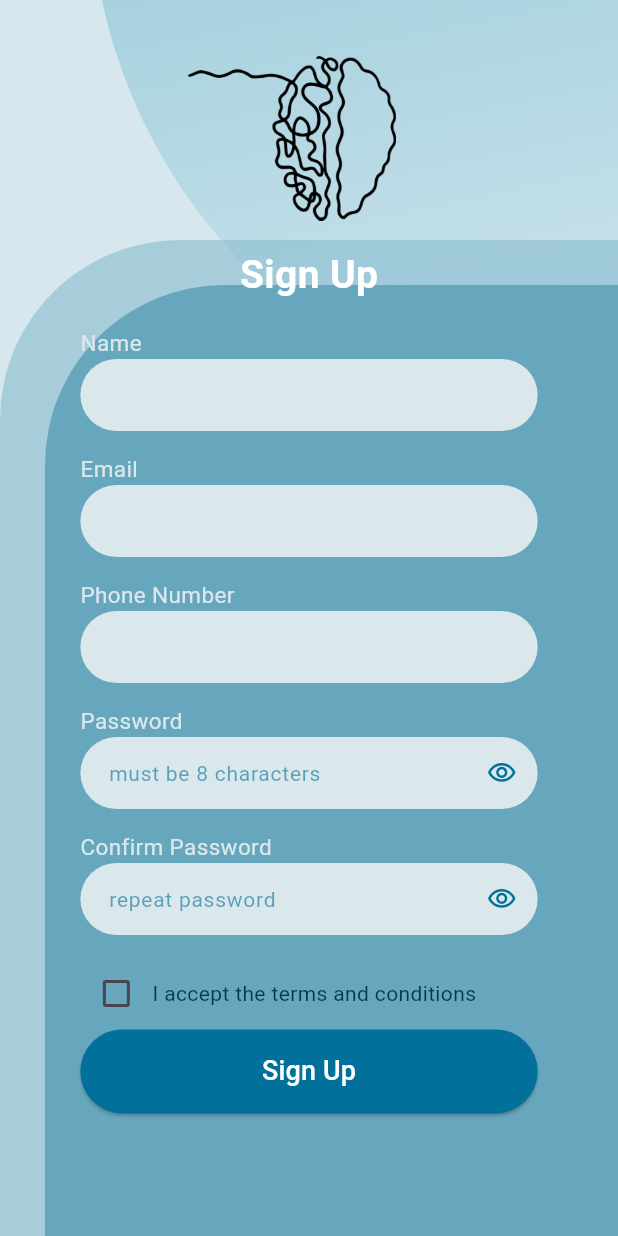
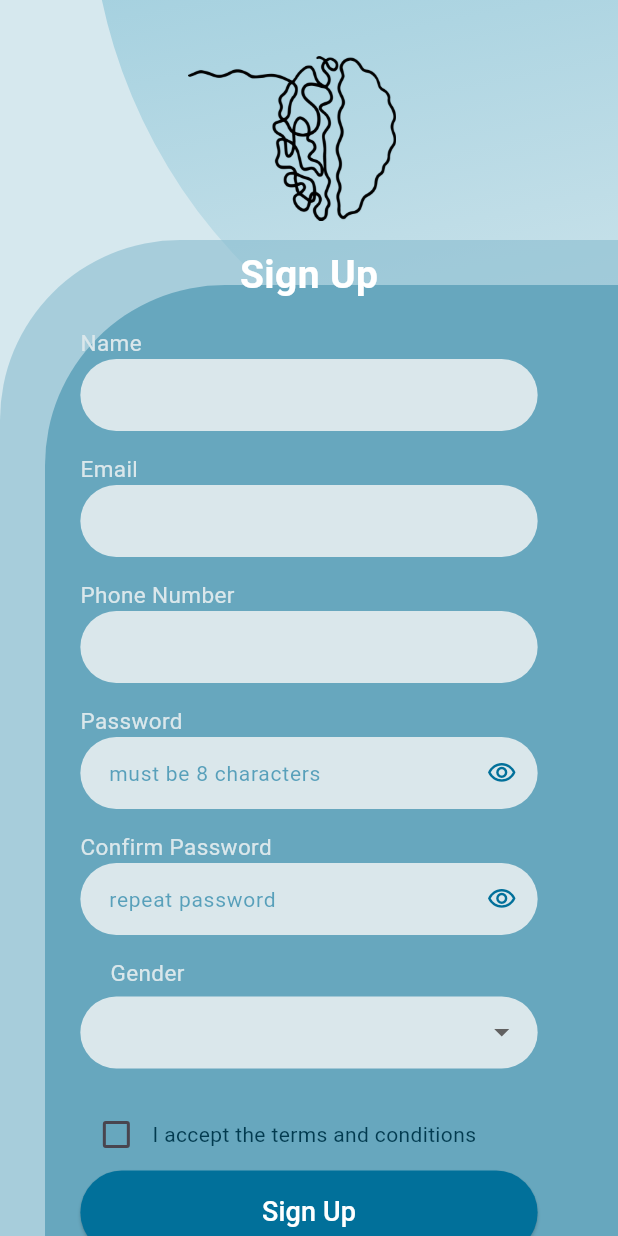
Before and after one commit to Maliikx/soul_support, a Flutter app: the PatientSignUpScreen screen opened directly, on a phone screen of 412 x 824 dp. Run offline on Flutter 3.47's test engine with Material 3 defaults, Android fonts, the phone set to English and light mode, and no system bars; our stand-ins replace carousel_slider, flutter_markdown, flutter_svg, hive, hive_flutter, permission_handler and 1 more; missing offline and left inert: agora_rtc_engine; accounts and stored records are empty; project files that could hold a hidden picture were left out.

Commit message:
Update patient_sign_up.dart

```diff
--- a/lib/screens/Patient Registeration and Login Pages/patient_sign_up.dart
+++ b/lib/screens/Patient Registeration and Login Pages/patient_sign_up.dart
@@ -17,6 +17,9 @@ class _PatientSignUpScreenState extends State<PatientSignUpScreen> {
   final TextEditingController _passwordController = TextEditingController();
   final TextEditingController _confirmPasswordController = TextEditingController();
   final String _countryCode = '+20';
+  String? _selectedGender;
+  final List<String> _genderOptions = ['Male', 'Female'];
+
 
   bool _obscureText = true;
   bool _obscureConfirmText = true;
@@ -359,6 +362,45 @@ class _PatientSignUpScreenState extends State<PatientSignUpScreen> {
                               const SizedBox(height: 15),
                             ],
                           ),
+                          // Gender field
+                          Padding(
+                            padding: EdgeInsets.symmetric(horizontal: horizontalPadding),
+                            child: Column(
+                              crossAxisAlignment: CrossAxisAlignment.start,
+                              children: [
+                                Padding(
+                                  padding: const EdgeInsets.only(left: 20.0, bottom: 5),
+                                  child: Text("Gender", style: labelStyle),
+                                ),
+                                DropdownButtonFormField<String>(
+                                  value: _selectedGender,
+                                  decoration: InputDecoration(
+                                    filled: true,
+                                    fillColor: _textColor,
+                                    contentPadding: const EdgeInsets.symmetric(vertical: 12, horizontal: 15),
+                                    border: OutlineInputBorder(
+                                      borderRadius: BorderRadius.circular(50),
+                                      borderSide: BorderSide.none,
+                                    ),
+                                  ),
+                                  items: _genderOptions.map((gender) {
+                                    return DropdownMenuItem(
+                                      value: gender,
+                                      child: Text(gender),
+                                    );
+                                  }).toList(),
+                                  onChanged: (value) {
+                                    setState(() {
+                                      _selectedGender = value;
+                                    });
+                                  },
+                                  validator: (value) => value == null ? 'Please select your gender' : null,
+                                ),
+                              ],
+                            ),
+                          ),
+                          const SizedBox(height: 20),
+
 
                           // Terms and Conditions checkbox
                           Container(
@@ -403,7 +445,7 @@ class _PatientSignUpScreenState extends State<PatientSignUpScreen> {
                                               phoneNumber: fullPhoneNumber,
                                               name: _nameController.text,
                                               password: _passwordController.text,
-                                          gender: 'Male',
+                                              gender: _selectedGender!,
                                             ),
                                           ),
                                         );
```
Lines whose indentation alone changed are shown as unchanged.
